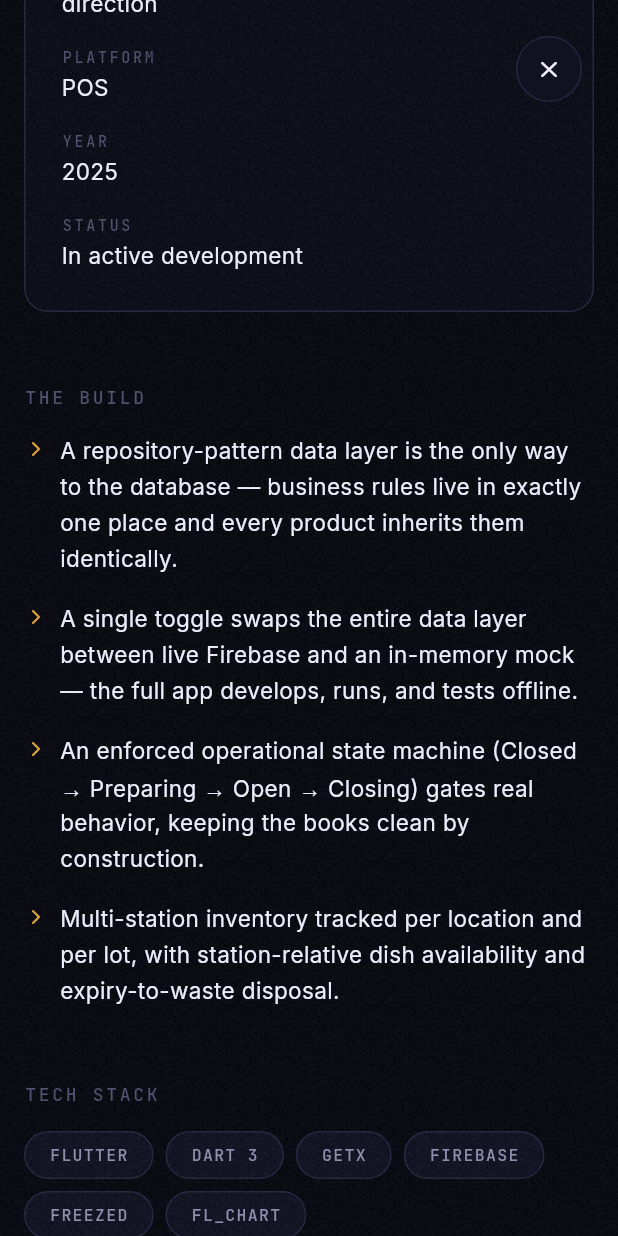
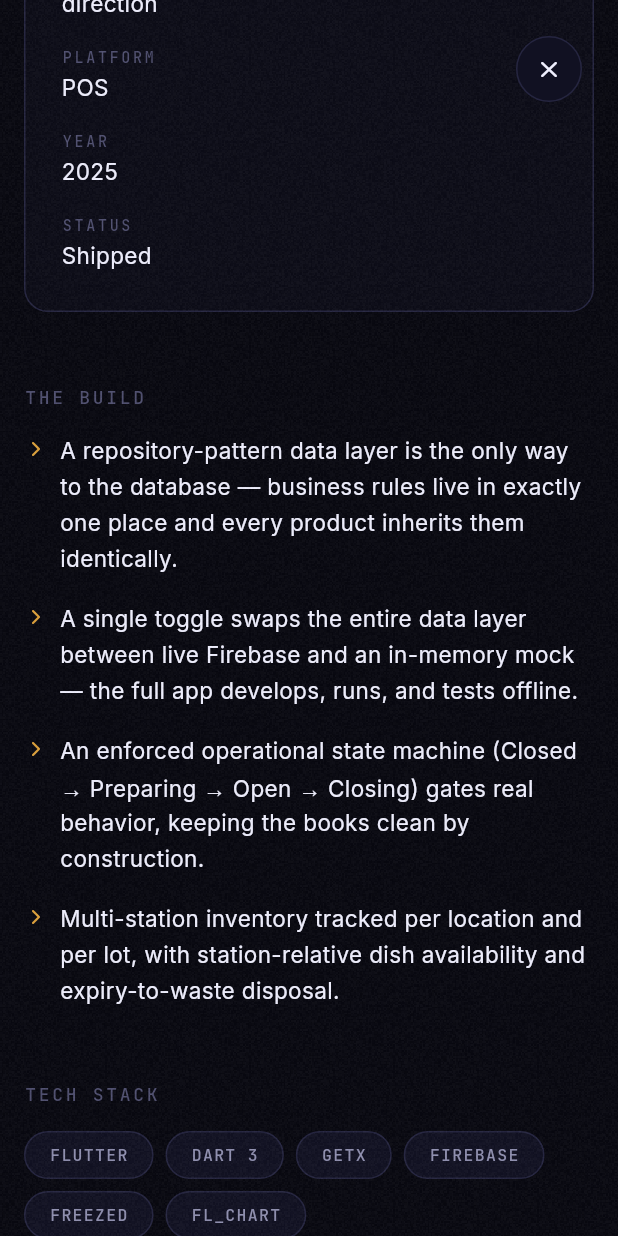
Before and after one commit to lraihan/polymorphism, a Flutter app: the ProjectDetailPage screen opened directly with sample values from the repository, scrolled down 1152 dp, on a phone screen of 412 x 824 dp. Run offline on Flutter 3.47's test engine with Material 3 defaults, Android fonts, the phone set to English and light mode, and no system bars; our stand-ins replace confetti, go_router, google_fonts, visibility_detector; missing offline and left inert: dart:html, dart:ui_web, flutter_web_scroll.

Commit message:
content(works): update project statuses
roast-pos, elssa, profund-manager, balai -> Shipped; fitx -> Concept & product design.

```diff
--- a/lib/data/portfolio_data.dart
+++ b/lib/data/portfolio_data.dart
@@ -66,7 +66,7 @@ class PortfolioData {
       ],
       role: 'Architecture, system design & technical direction',
       year: '2025',
-      status: 'In active development',
+      status: 'Shipped',
       isFeatured: true,
     ),
     const Project(
@@ -110,7 +110,7 @@ class PortfolioData {
       ],
       role: 'Solo founder — product, UX/UI, prototype, architecture',
       year: '2025–2026',
-      status: 'Pilot-ready prototype',
+      status: 'Shipped',
       prototypeUrl: 'prototypes/elssa.html',
       isFeatured: true,
     ),
@@ -156,7 +156,7 @@ class PortfolioData {
       ],
       role: 'Solo founder & builder — product, UX, architecture, build',
       year: '2026',
-      status: 'Functional prototypes · in development',
+      status: 'Shipped',
       prototypeUrl: 'prototypes/profund.html',
     ),
     const Project(
@@ -200,7 +200,7 @@ class PortfolioData {
       ],
       role: 'Solo founder & builder — product, IA, system design, UX & art direction',
       year: '2026',
-      status: 'Client pitch prototype · in design',
+      status: 'Concept & product design',
       prototypeUrl: 'prototypes/fitx.html',
     ),
     const Project(
@@ -324,7 +324,7 @@ class PortfolioData {
       ],
       role: 'Solo — product reframe, system design, visual language',
       year: '2026',
-      status: 'In design',
+      status: 'Shipped',
       prototypeUrl: 'prototypes/balai.html',
     ),
   ];
```
